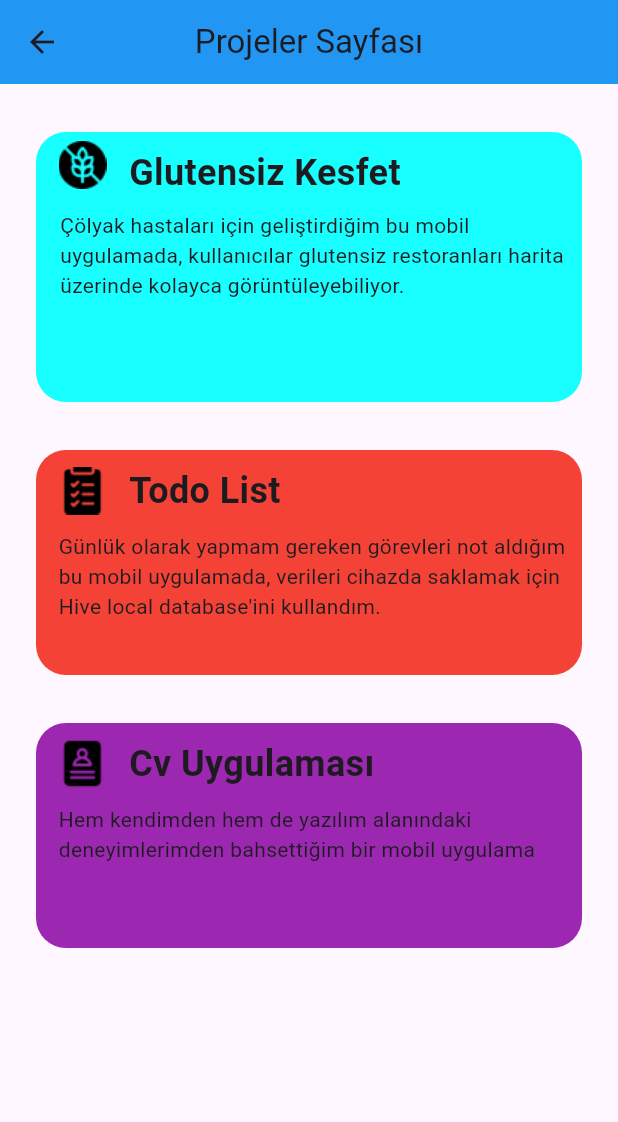
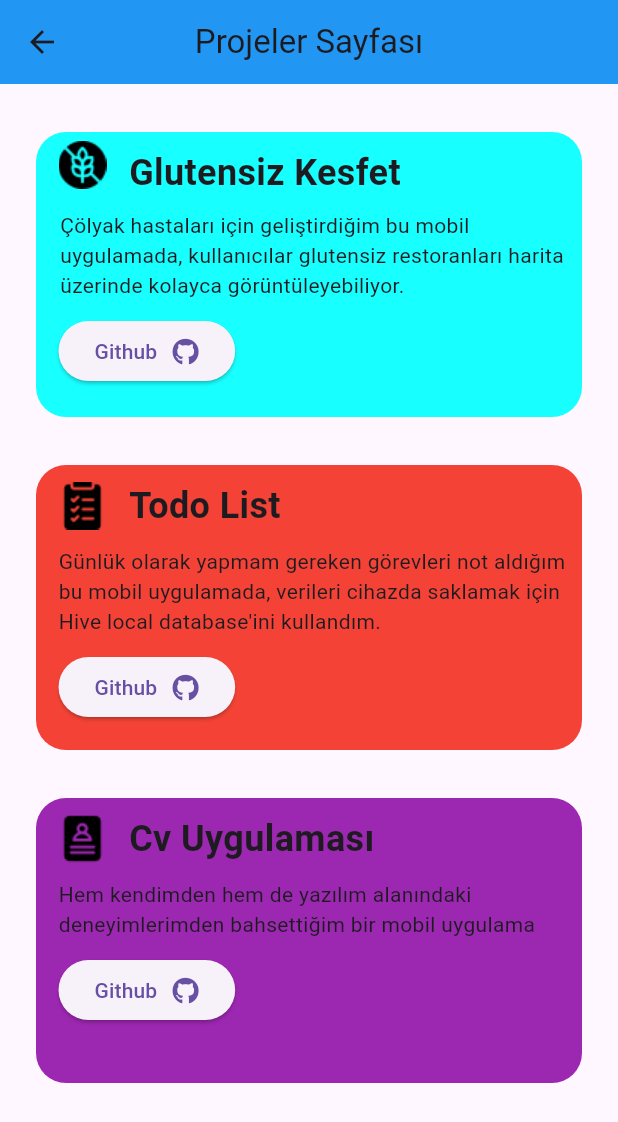
Before and after one commit to Berk2259/Cv_Uygulama, a Flutter app: the ProjectScreen screen opened directly, on a phone screen of 412 x 824 dp. Shown: the top 1122 px of the screen. Run offline on Flutter 3.47's test engine with Material 3 defaults, Android fonts, the phone set to English and light mode, and no system bars; our stand-ins replace curved_navigation_bar, font_awesome_flutter.

Commit message:
github butonları yapıldı

```diff
--- a/lib/Home.dart
+++ b/lib/Home.dart
@@ -11,7 +11,7 @@ class Home extends StatefulWidget {
 }
 
 class _HomeState extends State<Home> {
-  int _page = 0;
+  int _page = 1;
 
   final List<Widget> _pages = [ProjectScreen(), ProfileScreen()];
   final List<Widget> icon = [
--- a/lib/widgets/FirsProject.dart
+++ b/lib/widgets/FirsProject.dart
@@ -1,5 +1,5 @@
 import 'package:flutter/material.dart';
-import 'package:font_awesome_flutter/font_awesome_flutter.dart';
+import 'package:profile_app/widgets/GitHubButton.dart';
 
 class ilkProje extends StatefulWidget {
   const ilkProje({super.key});
@@ -13,7 +13,7 @@ class _ilkProjeState extends State<ilkProje> {
   Widget build(BuildContext context) {
     return Container(
       width: double.infinity,
-      height: 180,
+      height: 190,
       decoration: BoxDecoration(
         color: Colors.cyanAccent,
         borderRadius: BorderRadius.circular(20),
@@ -44,6 +44,7 @@ class _ilkProjeState extends State<ilkProje> {
               'Çölyak hastaları için geliştirdiğim bu mobil uygulamada, kullanıcılar glutensiz restoranları harita üzerinde kolayca görüntüleyebiliyor. ',
             ),
           ),
+          GitHubButton(url: ""),
         ],
       ),
     );
--- /dev/null
+++ b/lib/widgets/GitHubButton.dart
@@ -0,0 +1,49 @@
+import 'package:flutter/material.dart';
+import 'package:font_awesome_flutter/font_awesome_flutter.dart';
+import 'package:url_launcher/url_launcher.dart';
+
+class GitHubButton extends StatelessWidget {
+  final String url;
+  GitHubButton({super.key, required this.url});
+  @override
+  Widget build(BuildContext context) {
+    return Padding(
+      padding: const EdgeInsets.only(left: 15, top: 10),
+      child: ElevatedButton(
+        child: Row(
+          mainAxisSize: MainAxisSize.min,
+          children: [
+            Text('Github'),
+            SizedBox(width: 10),
+            Icon(FontAwesomeIcons.github),
+          ],
+        ),
+        onPressed: () {
+          print('Gönderilen URL: $url'); // Yeni eklediğimiz satır
+          handleUrl(url);
+        },
+      ),
+    );
+  }
+}
+
+void handleUrl(String urlString) async {
+  final Uri url = Uri.parse(urlString);
+  print('Parsed URI: $url'); // URI'nin doğru ayrıştırıldığını kontrol edin
+
+  if (await canLaunchUrl(url)) {
+    print(
+      'canLaunchUrl: TRUE. URL açılabilir görünüyor.',
+    ); // Yeni eklediğimiz satır
+    bool launched = await launchUrl(url, mode: LaunchMode.externalApplication);
+    if (!launched) {
+      print(
+        'UYARI: URL açılamadı, launchUrl false döndü: $urlString',
+      ); // Yeni eklediğimiz satır
+    }
+  } else {
+    print(
+      'HATA: canLaunchUrl: FALSE. URL geçersiz veya açılamıyor: $urlString',
+    ); // Yeni eklediğimiz satır
+  }
+}
--- a/lib/widgets/SecondProject.dart
+++ b/lib/widgets/SecondProject.dart
@@ -1,4 +1,5 @@
 import 'package:flutter/material.dart';
+import 'package:profile_app/widgets/widgets.dart';
 
 class ikinciProje extends StatelessWidget {
   const ikinciProje({super.key});
@@ -7,7 +8,7 @@ class ikinciProje extends StatelessWidget {
   Widget build(BuildContext context) {
     return Container(
       width: double.infinity,
-      height: 150,
+      height: 190,
       decoration: BoxDecoration(
         color: Colors.red,
         borderRadius: BorderRadius.circular(20),
@@ -36,6 +37,7 @@ class ikinciProje extends StatelessWidget {
               'Günlük olarak yapmam gereken görevleri not aldığım bu mobil uygulamada, verileri cihazda saklamak için Hive local database\'ini kullandım.',
             ),
           ),
+          GitHubButton(url: "https://github.com/Berk2259/Todo-List"),
         ],
       ),
     );
--- a/lib/widgets/ThirdProject.dart
+++ b/lib/widgets/ThirdProject.dart
@@ -1,4 +1,5 @@
 import 'package:flutter/material.dart';
+import 'package:profile_app/widgets/widgets.dart';
 
 class thirdProject extends StatelessWidget {
   const thirdProject({super.key});
@@ -7,12 +8,13 @@ class thirdProject extends StatelessWidget {
   Widget build(BuildContext context) {
     return Container(
       width: double.infinity,
-      height: 150,
+      height: 190,
       decoration: BoxDecoration(
         color: Colors.purple,
         borderRadius: BorderRadius.circular(20),
       ),
       child: Column(
+        crossAxisAlignment: CrossAxisAlignment.start,
         children: [
           Row(
             children: [
@@ -35,6 +37,7 @@ class thirdProject extends StatelessWidget {
               'Hem kendimden hem de yazılım alanındaki deneyimlerimden bahsettiğim bir mobil uygulama',
             ),
           ),
+          GitHubButton(url: "https://github.com/Berk2259/Profil-Uygulamas-"),
         ],
       ),
     );
--- a/lib/widgets/widgets.dart
+++ b/lib/widgets/widgets.dart
@@ -4,3 +4,4 @@ export 'ProfilePicture.dart';
 export 'FirsProject.dart';
 export 'SecondProject.dart';
 export 'ThirdProject.dart';
+export 'GitHubButton.dart';
--- a/pubspec.yaml
+++ b/pubspec.yaml
@@ -36,6 +36,7 @@ dependencies:
   cupertino_icons: ^1.0.8
   curved_navigation_bar: ^1.0.6
   font_awesome_flutter: ^10.8.0
+  url_launcher: ^6.3.2
 
 dev_dependencies:
   flutter_test:
```
Also changed, not shown: pubspec.lock, 6 other files.
